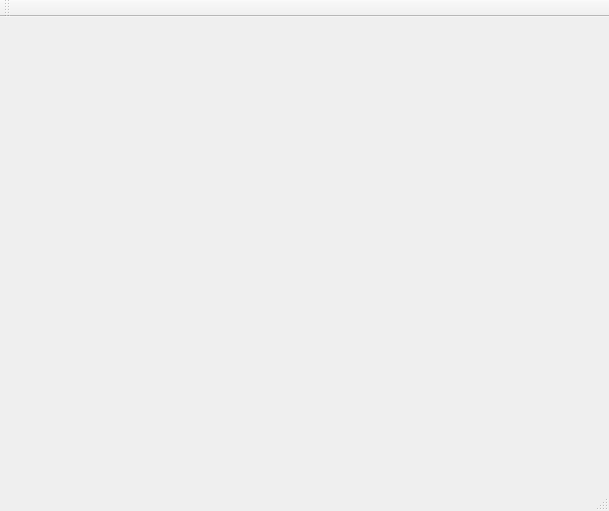
Above: comicreader.ui from floatlazer/ComicReader before the change. Below: the same form after it.
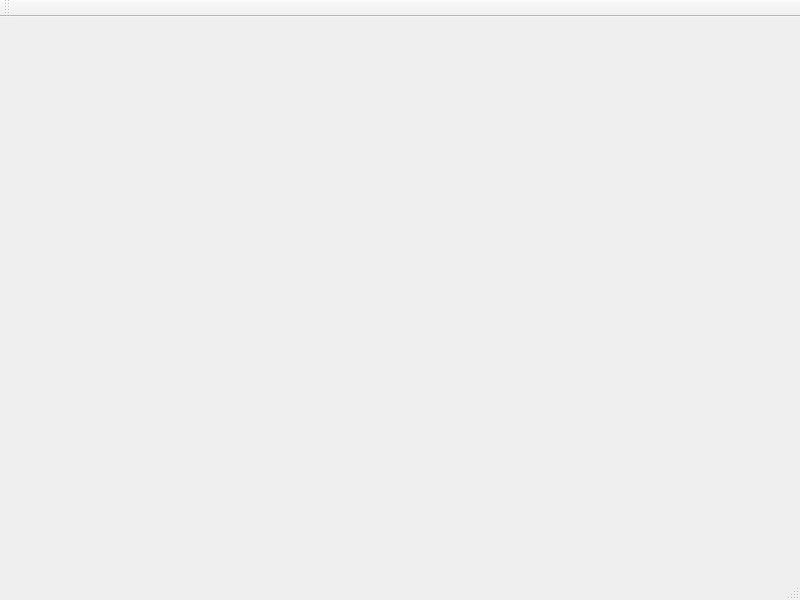
That is the form after the change.

Commit message: resize label and image, keeping aspectRatial. To be improved

What changed in the file:
```diff
--- a/comicreader.ui
+++ b/comicreader.ui
@@ -6,8 +6,8 @@
    <rect>
     <x>0</x>
     <y>0</y>
-    <width>609</width>
-    <height>511</height>
+    <width>800</width>
+    <height>600</height>
    </rect>
   </property>
   <property name="windowTitle">
@@ -17,10 +17,10 @@
    <widget class="QLabel" name="label">
     <property name="geometry">
      <rect>
-      <x>20</x>
-      <y>10</y>
-      <width>571</width>
-      <height>421</height>
+      <x>0</x>
+      <y>35</y>
+      <width>800</width>
+      <height>538</height>
      </rect>
     </property>
     <property name="text">
```
Left out of the diff: 2 changed lines with no effect on the pictures. The commit also changes 2 other files.
